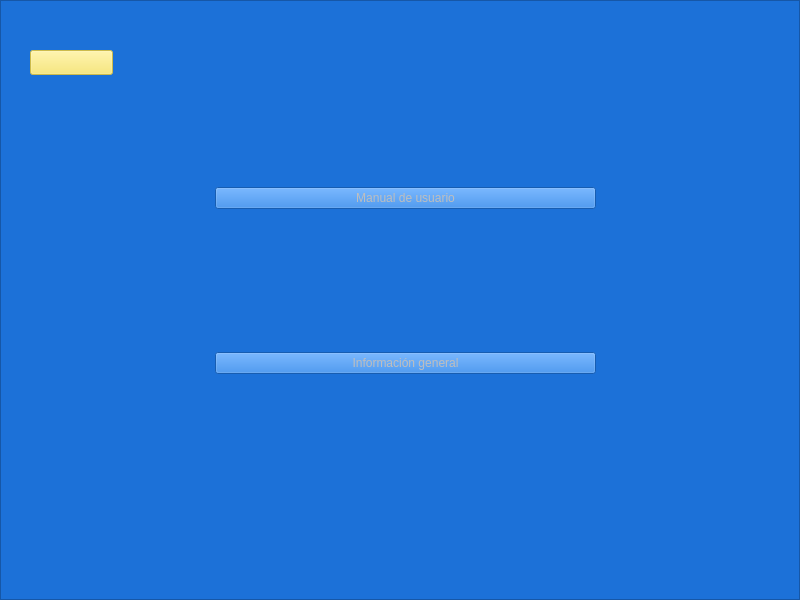
Old version of the form LatencyTester/startscreen.ui in the repository guille31794/latency_tester.
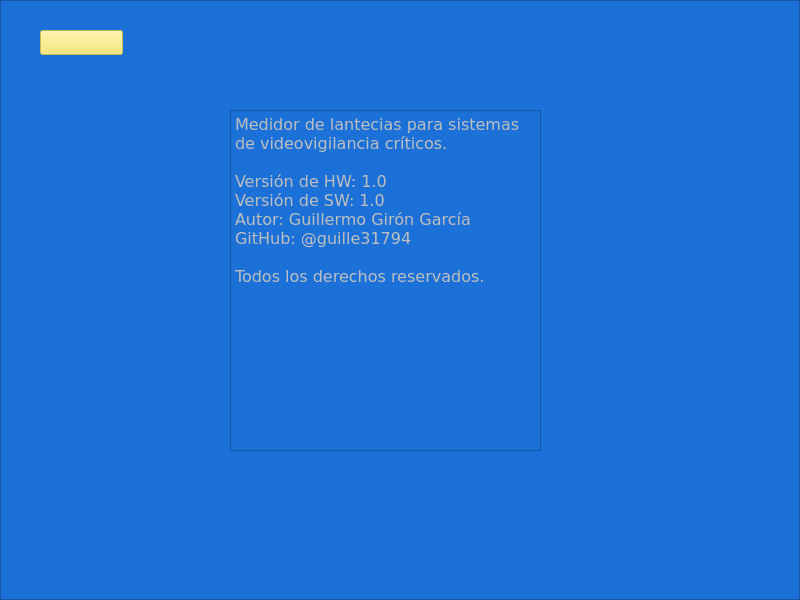
New version of the form.

Commit message: Mejorada la claridad y organización del código. Mejorada la navegabilidad. Añadida pantalla de información general

The edit to the form file:
```diff
--- a/LatencyTester/startscreen.ui
+++ b/LatencyTester/startscreen.ui
@@ -131,14 +131,63 @@
       </item>
      </layout>
     </widget>
+   </widget>
+   <widget class="QFrame" name="generalInfoFrame">
+    <property name="geometry">
+     <rect>
+      <x>0</x>
+      <y>0</y>
+      <width>800</width>
+      <height>600</height>
+     </rect>
+    </property>
+    <property name="frameShape">
+     <enum>QFrame::StyledPanel</enum>
+    </property>
+    <property name="frameShadow">
+     <enum>QFrame::Raised</enum>
+    </property>
+    <widget class="QPlainTextEdit" name="generalInfoText">
+     <property name="enabled">
+      <bool>false</bool>
+     </property>
+     <property name="geometry">
+      <rect>
+       <x>230</x>
+       <y>110</y>
+       <width>311</width>
+       <height>341</height>
+      </rect>
+     </property>
+     <property name="font">
+      <font>
+       <family>DejaVu Sans</family>
+       <pointsize>12</pointsize>
+      </font>
+     </property>
+     <property name="plainText">
+      <string>Medidor de lantecias para sistemas de videovigilancia críticos.
+
+Versión de HW: 1.0
+Versión de SW: 1.0
+Autor: Guillermo Girón García
+GitHub: @guille31794
+
+Todos los derechos reservados.</string>
+     </property>
+     <property name="textInteractionFlags">
+      <set>Qt::NoTextInteraction</set>
+     </property>
+    </widget>
+   </widget>
     <widget class="QPushButton" name="backButton">
      <property name="enabled">
       <bool>false</bool>
      </property>
      <property name="geometry">
       <rect>
-       <x>30</x>
-       <y>50</y>
+      <x>40</x>
+      <y>30</y>
        <width>83</width>
        <height>25</height>
       </rect>
@@ -150,7 +199,6 @@
      <property name="text">
       <string/>
      </property>
-    </widget>
    </widget>
   </widget>
  </widget>
```
Lines whose indentation alone changed are shown as unchanged. The commit also changes 3 other files.
